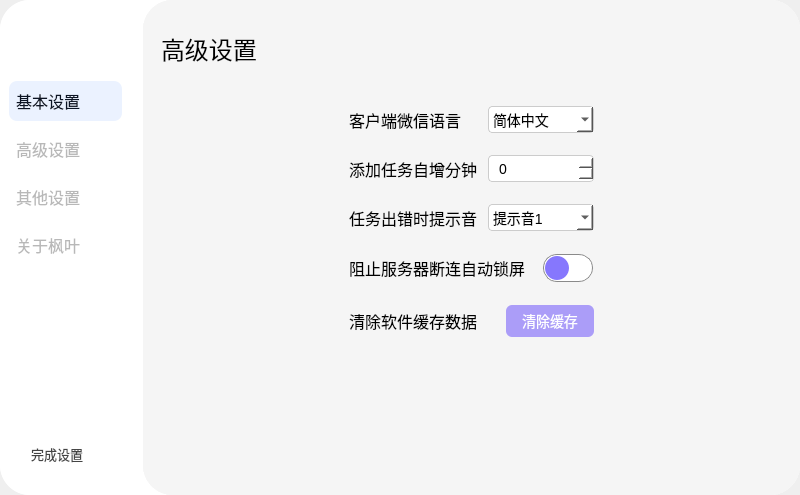
Before: the Qt Designer form Ui_SettingWindow.ui in YangShengzhou03/LeafAutoFly, drawn with Qt 5.
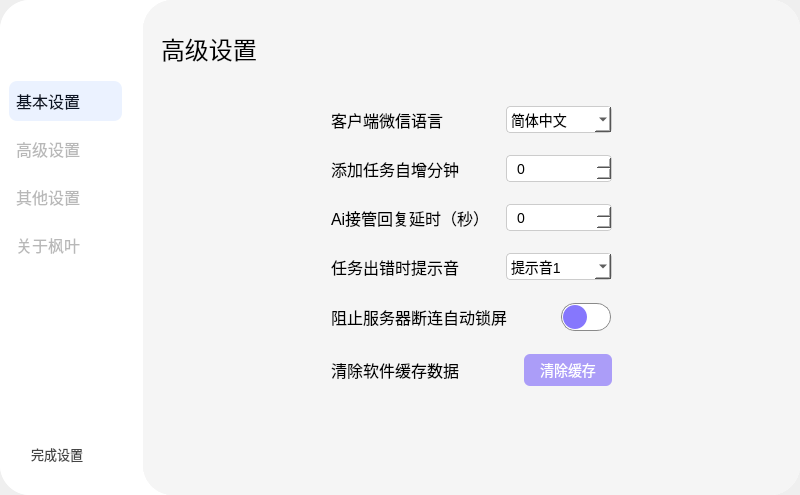
After: the same form once the commit is applied. The open tabs and pages were chosen to show the change. Icons and pictures are not drawn.

```diff
--- a/Ui_SettingWindow.ui
+++ b/Ui_SettingWindow.ui
@@ -1092,7 +1092,7 @@
                 <property name="frameShadow">
                  <enum>QFrame::Raised</enum>
                 </property>
-                <layout class="QVBoxLayout" name="verticalLayout_4" stretch="0,1,1,0,1,1,0">
+                <layout class="QVBoxLayout" name="verticalLayout_4" stretch="0,1,1,0,0,1,1,0">
                  <property name="spacing">
                   <number>22</number>
                  </property>
@@ -1147,10 +1147,10 @@
                     <enum>QLayout::SetMaximumSize</enum>
                    </property>
                    <property name="leftMargin">
-                    <number>188</number>
+                    <number>170</number>
                    </property>
                    <property name="rightMargin">
-                    <number>188</number>
+                    <number>170</number>
                    </property>
                    <item>
                     <widget class="QLabel" name="label_language">
@@ -1232,10 +1232,10 @@
                     <number>0</number>
                    </property>
                    <property name="leftMargin">
-                    <number>188</number>
+                    <number>170</number>
                    </property>
                    <property name="rightMargin">
-                    <number>188</number>
+                    <number>170</number>
                    </property>
                    <item>
                     <widget class="QLabel" name="label_addtime">
@@ -1294,16 +1294,84 @@
                    </item>
                   </layout>
                  </item>
+                 <item>
+                  <layout class="QHBoxLayout" name="horizontalLayout_31" stretch="1,1">
+                   <property name="spacing">
+                    <number>0</number>
+                   </property>
+                   <property name="leftMargin">
+                    <number>170</number>
+                   </property>
+                   <property name="rightMargin">
+                    <number>170</number>
+                   </property>
+                   <item>
+                    <widget class="QLabel" name="label_addtime_2">
+                     <property name="font">
+                      <font>
+                       <pointsize>12</pointsize>
+                      </font>
+                     </property>
+                     <property name="styleSheet">
+                      <string notr="true">QLabel {
+    color: rgb(0, 0, 0);
+}</string>
+                     </property>
+                     <property name="text">
+                      <string>Ai接管回复延时（秒）</string>
+                     </property>
+                    </widget>
+                   </item>
+                   <item>
+                    <widget class="QSpinBox" name="spinBox_timestep_2">
+                     <property name="minimumSize">
+                      <size>
+                       <width>106</width>
+                       <height>27</height>
+                      </size>
+                     </property>
+                     <property name="maximumSize">
+                      <size>
+                       <width>106</width>
+                       <height>27</height>
+                      </size>
+                     </property>
+                     <property name="styleSheet">
+                      <string notr="true">QSpinBox {
+    border: 1px solid #ccc;
+    padding: 4px 20px 4px 8px;
+    font-family: 'Microsoft YaHei', sans-serif;
+    font-size: 14px;
+    width: 120px;
+    background-color: #fff;
+    border-radius: 4px;
+    color: rgb(0, 0, 0);
+}
+
+QSpinBox:hover {
+    border-color: #888;
+    background-color: #f5f5f5;
+}
+
+QSpinBox:focus {
+    border-color: #0078d4;
+    box-shadow: 0 0 3px rgba(0, 120, 212, 0.8);
+}</string>
+                     </property>
+                    </widget>
+                   </item>
+                  </layout>
+                 </item>
                  <item>
                   <layout class="QHBoxLayout" name="horizontalLayout_7" stretch="1,1">
                    <property name="spacing">
                     <number>0</number>
                    </property>
                    <property name="leftMargin">
-                    <number>188</number>
+                    <number>170</number>
                    </property>
                    <property name="rightMargin">
-                    <number>188</number>
+                    <number>170</number>
                    </property>
                    <item>
                     <widget class="QLabel" name="label_errorAudio">
@@ -1395,10 +1463,10 @@
                     <number>0</number>
                    </property>
                    <property name="leftMargin">
-                    <number>188</number>
+                    <number>170</number>
                    </property>
                    <property name="rightMargin">
-                    <number>188</number>
+                    <number>170</number>
                    </property>
                    <item>
                     <widget class="QLabel" name="label_openmore">
@@ -1501,10 +1569,10 @@
                     <number>0</number>
                    </property>
                    <property name="leftMargin">
-                    <number>188</number>
+                    <number>170</number>
                    </property>
                    <property name="rightMargin">
-                    <number>188</number>
+                    <number>170</number>
                    </property>
                    <item>
                     <widget class="QLabel" name="label_errorAudio_2">
```
